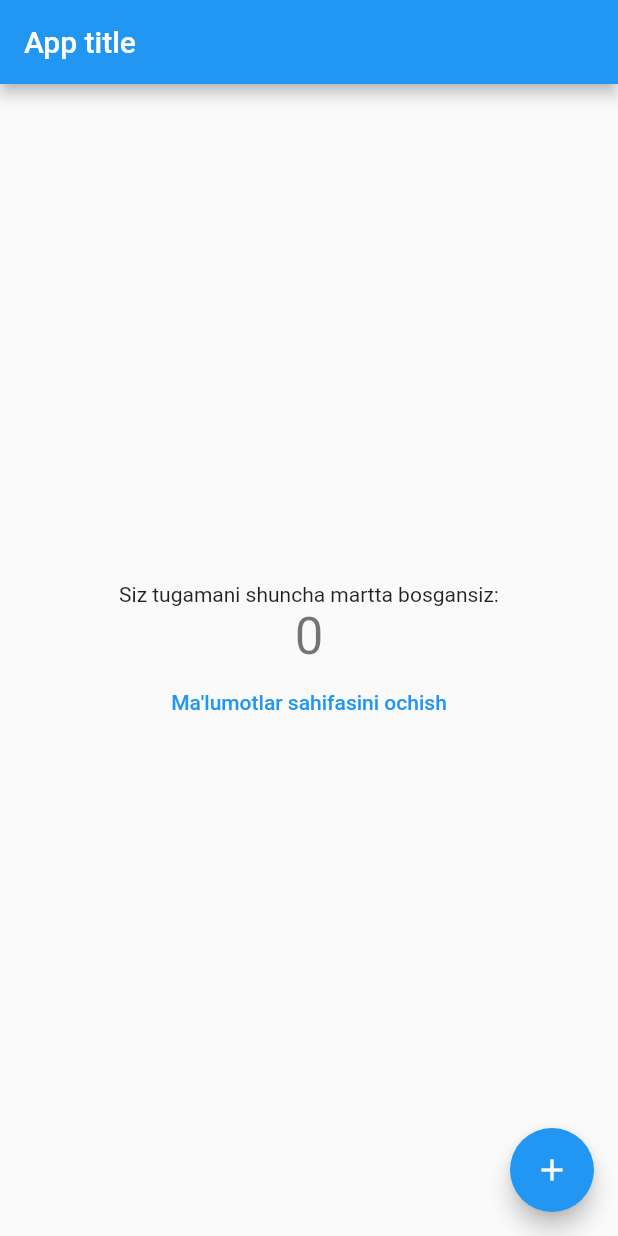
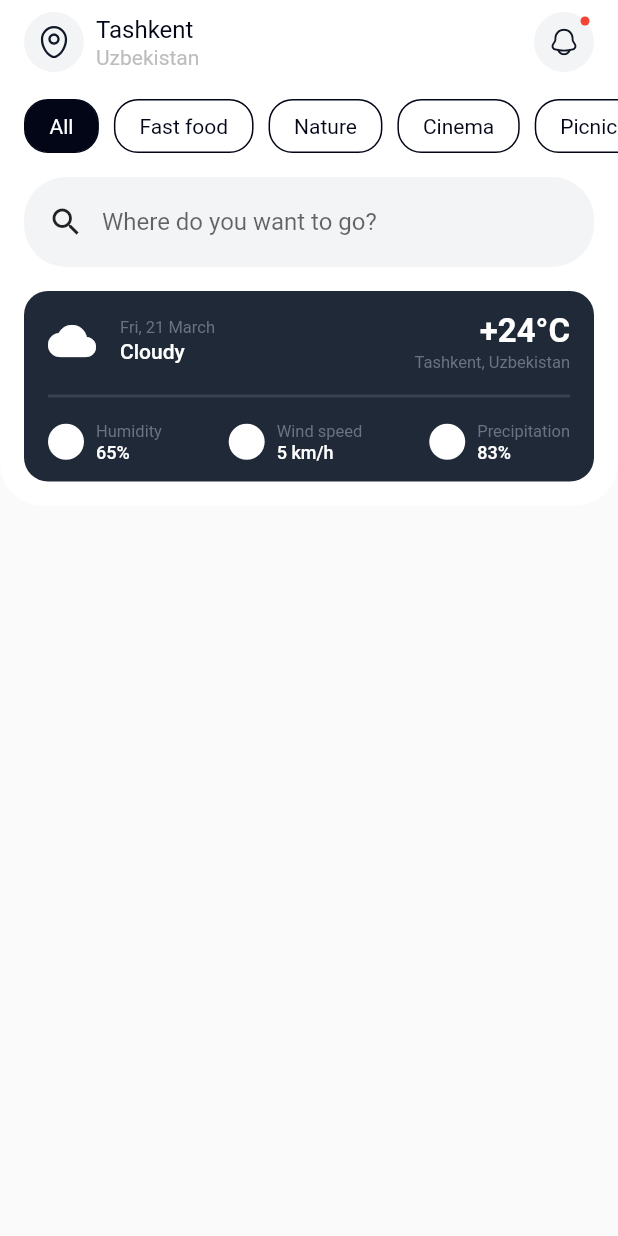
Before and after one commit to trip-ai/tripai_mobile, a Flutter app: the HomePage screen opened by its route, on a phone screen of 412 x 824 dp. Run offline on Flutter 3.47's test engine with Material 2 defaults, Android fonts, the phone set to English and light mode, and no system bars; our stand-ins replace firebase_core, flutter_svg, go_router, google_sign_in, hive_flutter; accounts and stored records are empty.

Commit message:
feat: home page header design;

```diff
--- a/lib/l10n/intl_en.arb
+++ b/lib/l10n/intl_en.arb
@@ -1,6 +1,7 @@
 {
   "btn": "Open info page",
   "followTheLocation": "Follow the location",
+  "homeSearchHint": "Where do you want to go?",
   "introText": "Get ready\nfor new journeys\nwith us!",
   "language": "en",
   "locationPermissionText": "To help you make\nthe right choice,\nwe need to know\nyour location!",
--- a/lib/l10n/intl_uz.arb
+++ b/lib/l10n/intl_uz.arb
@@ -1,6 +1,7 @@
 {
   "btn": "Ma'lumotlar sahifasini ochish",
   "followTheLocation": "Follow the location",
+  "homeSearchHint": "Where do you want to go?",
   "introText": "Get ready\nfor new journeys\nwith us!",
   "language": "uz",
   "locationPermissionText": "To help you make\nthe right choice,\nwe need to know\nyour location!",
--- a/lib/presentation/pages/home_page/home_page.dart
+++ b/lib/presentation/pages/home_page/home_page.dart
@@ -1,8 +1,11 @@
 import 'package:flutter/material.dart';
-import 'package:go_router/go_router.dart';
+import 'package:flutter_svg/svg.dart';
+import 'package:tripai/constants/const_widgets.dart';
+import 'package:tripai/generated/l10n.dart';
 
-import '../../../generated/l10n.dart';
-import '../info_page/info_page.dart';
+import '../../widgets/text_container.dart';
+import 'widgets/category_tab_widget.dart';
+import 'widgets/weather_widget.dart';
 
 class HomePage extends StatefulWidget {
   static const String routeName = 'home';
@@ -16,59 +19,146 @@ class HomePage extends StatefulWidget {
 }
 
 class _HomePageState extends State<HomePage> {
-  int _counter = 0;
-
-  void _incrementCounter() {
-    setState(() {
-      _counter++;
-    });
-  }
-
-  @override
-  void initState() {
-    super.initState();
-  }
-
   @override
   Widget build(BuildContext context) {
     return Scaffold(
       appBar: AppBar(
-        title: Text(widget.title),
-      ),
-      body: FutureBuilder(
-        future: S.load(const Locale('uz')),
-        builder: (context, snapshot) {
-          if (!snapshot.hasData) {
-            return const Center(
-              child: CircularProgressIndicator(),
-            );
-          }
-          return Center(
-            child: Column(
-              mainAxisAlignment: MainAxisAlignment.center,
-              children: <Widget>[
-                Text(
-                  S.current.message,
+        backgroundColor: Colors.white,
+        elevation: 0,
+        title: Row(
+          children: [
+            Container(
+              height: 40,
+              width: 40,
+              decoration: const BoxDecoration(
+                color: Color(0xFFF3F4F6),
+                shape: BoxShape.circle,
+              ),
+              child: Center(
+                child: SizedBox(
+                  width: 18,
+                  height: 22,
+                  child: SvgPicture.asset(
+                    'assets/img/home/location.svg',
+                  ),
                 ),
-                Text(
-                  '$_counter',
-                  style: Theme.of(context).textTheme.headlineMedium,
+              ),
+            ),
+            const SizedBox(width: 8),
+            Column(
+              crossAxisAlignment: CrossAxisAlignment.start,
+              mainAxisAlignment: MainAxisAlignment.spaceBetween,
+              children: [
+                const TextContainer('Tashkent'),
+                TextContainer(
+                  'Uzbekistan',
+                  fontSize: 14,
+                  textColor: Colors.grey.shade400,
                 ),
-                TextButton(
-                  onPressed: () {
-                    context.goNamed(InfoPage.routeName);
-                  },
-                  child: Text(S.current.btn),
-                )
               ],
             ),
-          );
-        },
+            const Spacer(),
+            Stack(
+              children: [
+                Container(
+                  height: 40,
+                  width: 40,
+                  decoration: const BoxDecoration(
+                    color: Color(0xFFF3F4F6),
+                    shape: BoxShape.circle,
+                  ),
+                  child: Center(
+                    child: SizedBox(
+                      width: 18,
+                      height: 22,
+                      child: SvgPicture.asset(
+                        'assets/img/home/bell.svg',
+                      ),
+                    ),
+                  ),
+                ),
+                Positioned(
+                  top: 3,
+                  right: 3,
+                  child: Container(
+                    width: 6,
+                    height: 6,
+                    decoration: const BoxDecoration(
+                      color: Colors.red,
+                      shape: BoxShape.circle,
+                    ),
+                  ),
+                ),
+              ],
+            ),
+          ],
+        ),
       ),
-      floatingActionButton: FloatingActionButton(
-        onPressed: _incrementCounter,
-        tooltip: 'Increment',
-        child: const Icon(Icons.add),
+      body: Column(
+        children: [
+          //Header
+          Container(
+            decoration: const BoxDecoration(
+              color: Colors.white,
+              borderRadius: BorderRadius.vertical(
+                bottom: Radius.circular(28),
+              ),
+            ),
+            child: Column(
+              children: [
+                const SizedBox(height: 10),
+                const SingleChildScrollView(
+                  padding: EdgeInsets.symmetric(horizontal: 16),
+                  scrollDirection: Axis.horizontal,
+                  child: Row(
+                    children: [
+                      CategoryTabWidget(title: 'All', isSelected: true),
+                      SizedBox(width: 10),
+                      CategoryTabWidget(title: 'Fast food', isSelected: false),
+                      SizedBox(width: 10),
+                      CategoryTabWidget(title: 'Nature', isSelected: false),
+                      SizedBox(width: 10),
+                      CategoryTabWidget(title: 'Cinema', isSelected: false),
+                      SizedBox(width: 10),
+                      CategoryTabWidget(title: 'Picnic', isSelected: false),
+                      SizedBox(width: 10),
+                      CategoryTabWidget(title: 'Picnic', isSelected: false),
+                      SizedBox(width: 10),
+                      CategoryTabWidget(title: 'Picnic', isSelected: false),
+                      SizedBox(width: 10),
+                      CategoryTabWidget(title: 'Picnic', isSelected: false),
+                    ],
+                  ),
+                ),
+                Container(
+                  margin: const EdgeInsets.all(16),
+                  padding:
+                      const EdgeInsets.symmetric(horizontal: 16, vertical: 6),
+                  decoration: BoxDecoration(
+                    borderRadius: ConstWidgets.borderRadius,
+                    color: const Color(0xFFF3F4F6),
+                  ),
+                  child: Row(
+                    children: [
+                      const Icon(Icons.search),
+                      const SizedBox(width: 12),
+                      Flexible(
+                        child: TextField(
+                          decoration: InputDecoration(
+                            hintText: S.current.homeSearchHint,
+                            border: InputBorder.none,
+                          ),
+                        ),
+                      ),
+                    ],
+                  ),
+                ),
+                const WeatherWidget(),
+                const SizedBox(height: 16),
+              ],
+            ),
+          ),
+        ],
       ),
     );
   }
--- /dev/null
+++ b/lib/presentation/pages/home_page/widgets/category_tab_widget.dart
@@ -0,0 +1,41 @@
+import 'package:flutter/material.dart';
+
+import '../../../../constants/const_colors.dart';
+import '../../../widgets/text_container.dart';
+
+class CategoryTabWidget extends StatelessWidget {
+  const CategoryTabWidget({
+    super.key,
+    required this.title,
+    required this.isSelected,
+  });
+
+  final String title;
+  final bool isSelected;
+
+  @override
+  Widget build(BuildContext context) {
+    return InkWell(
+      borderRadius: BorderRadius.circular(16),
+      onTap: () {},
+      child: Container(
+        padding: const EdgeInsets.symmetric(
+          horizontal: 16,
+          vertical: 8,
+        ),
+        decoration: BoxDecoration(
+          color: isSelected ? ConstColors.secondary : null,
+          border: Border.all(
+            color: ConstColors.secondary,
+          ),
+          borderRadius: BorderRadius.circular(16),
+        ),
+        child: TextContainer(
+          title,
+          fontSize: 14,
+          textColor: isSelected ? Colors.white : ConstColors.secondary,
+        ),
+      ),
+    );
+  }
+}
--- /dev/null
+++ b/lib/presentation/pages/home_page/widgets/weather_widget.dart
@@ -0,0 +1,129 @@
+import 'package:flutter/material.dart';
+
+import '../../../widgets/text_container.dart';
+
+class WeatherWidget extends StatelessWidget {
+  const WeatherWidget({
+    super.key,
+  });
+
+  @override
+  Widget build(BuildContext context) {
+    return Container(
+      margin: const EdgeInsets.symmetric(horizontal: 16),
+      padding: const EdgeInsets.symmetric(
+        horizontal: 16,
+        vertical: 12,
+      ),
+      decoration: BoxDecoration(
+        borderRadius: BorderRadius.circular(16),
+        color: const Color(0xFF1F2937),
+      ),
+      child: const Column(
+        children: [
+          //Top
+          Row(
+            mainAxisAlignment: MainAxisAlignment.spaceBetween,
+            children: [
+              Row(
+                children: [
+                  Icon(
+                    Icons.cloud,
+                    color: Colors.white,
+                    size: 32,
+                  ),
+                  SizedBox(width: 16),
+                  Column(
+                    crossAxisAlignment: CrossAxisAlignment.start,
+                    children: [
+                      TextContainer(
+                        'Fri, 21 March',
+                        textColor: Color(0xFF6B7280),
+                        fontSize: 11,
+                      ),
+                      TextContainer(
+                        'Cloudy',
+                        fontSize: 14,
+                        textColor: Colors.white,
+                        fontWeight: FontWeight.w500,
+                      ),
+                    ],
+                  ),
+                ],
+              ),
+              Column(
+                crossAxisAlignment: CrossAxisAlignment.end,
+                children: [
+                  TextContainer(
+                    '+24°C',
+                    textColor: Colors.white,
+                    fontSize: 22,
+                    fontWeight: FontWeight.w600,
+                  ),
+                  TextContainer(
+                    'Tashkent, Uzbekistan',
+                    textColor: Color(0xFF6B7280),
+                    fontSize: 11,
+                  ),
+                ],
+              ),
+            ],
+          ),
+          SizedBox(height: 8),
+          Divider(color: Color(0xFF374151), thickness: 2),
+          SizedBox(height: 8),
+          Row(
+            mainAxisAlignment: MainAxisAlignment.spaceBetween,
+            children: [
+              _WeaterInfoItem(title: 'Humidity', value: '65%'),
+              _WeaterInfoItem(title: 'Wind speed', value: '5 km/h'),
+              _WeaterInfoItem(title: 'Precipitation', value: '83%'),
+            ],
+          ),
+        ],
+      ),
+    );
+  }
+}
+
+class _WeaterInfoItem extends StatelessWidget {
+  const _WeaterInfoItem({
+    required this.title,
+    required this.value,
+  });
+  final String title;
+  final String value;
+
+  @override
+  Widget build(BuildContext context) {
+    return Row(
+      children: [
+        Container(
+          height: 24,
+          width: 24,
+          decoration: const BoxDecoration(
+            color: Colors.white,
+            shape: BoxShape.circle,
+          ),
+        ),
+        const SizedBox(width: 8),
+        Column(
+          crossAxisAlignment: CrossAxisAlignment.start,
+          children: [
+            TextContainer(
+              title,
+              textColor: const Color(0xFF6B7280),
+              fontSize: 11,
+            ),
+            TextContainer(
+              value,
+              fontSize: 12,
+              textColor: Colors.white,
+              fontWeight: FontWeight.w500,
+            ),
+          ],
+        ),
+      ],
+    );
+  }
+}
--- a/pubspec.yaml
+++ b/pubspec.yaml
@@ -100,6 +100,7 @@ flutter:
     - assets/img/intro/
     - assets/img/login/
     - assets/img/location/
+    - assets/img/home/
 
   # An image asset can refer to one or more resolution-specific "variants", see
   # https://flutter.dev/assets-and-images/#resolution-aware
```
Also changed, not shown: assets/img/home/bell.svg (added), assets/img/home/location.svg (added), lib/generated/intl/messages_en.dart, lib/generated/intl/messages_uz.dart, lib/generated/l10n.dart.
